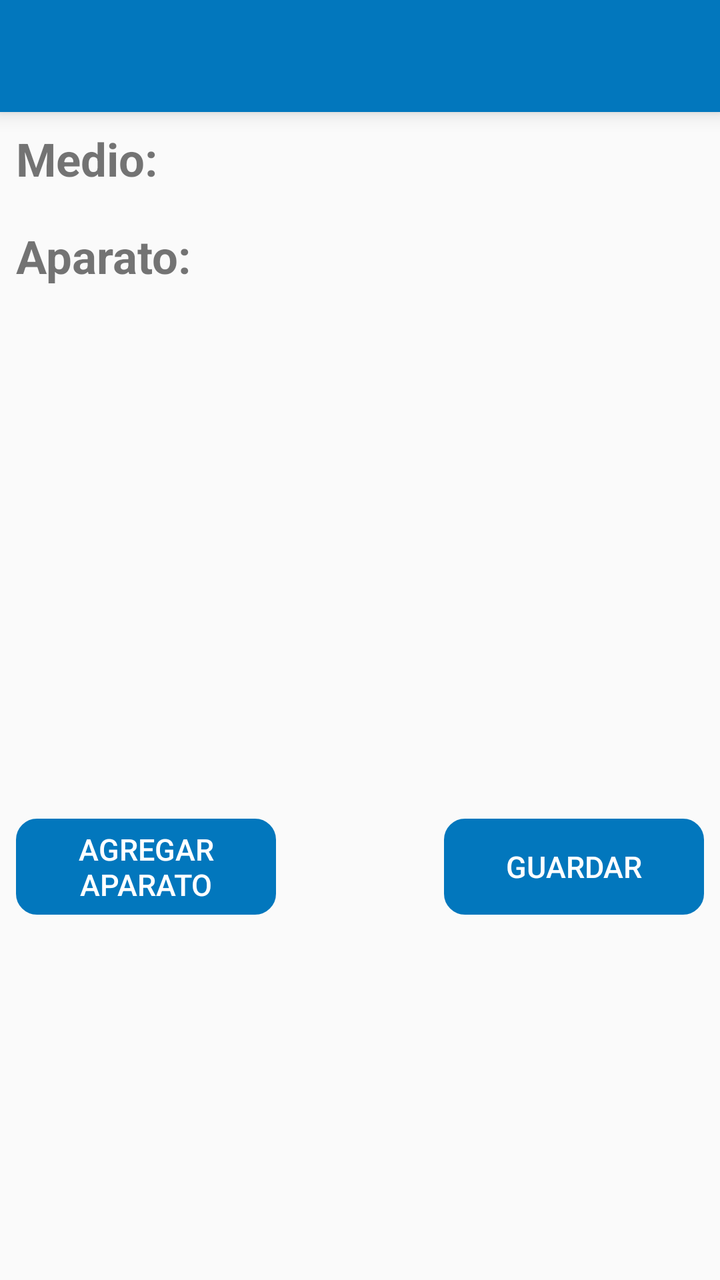
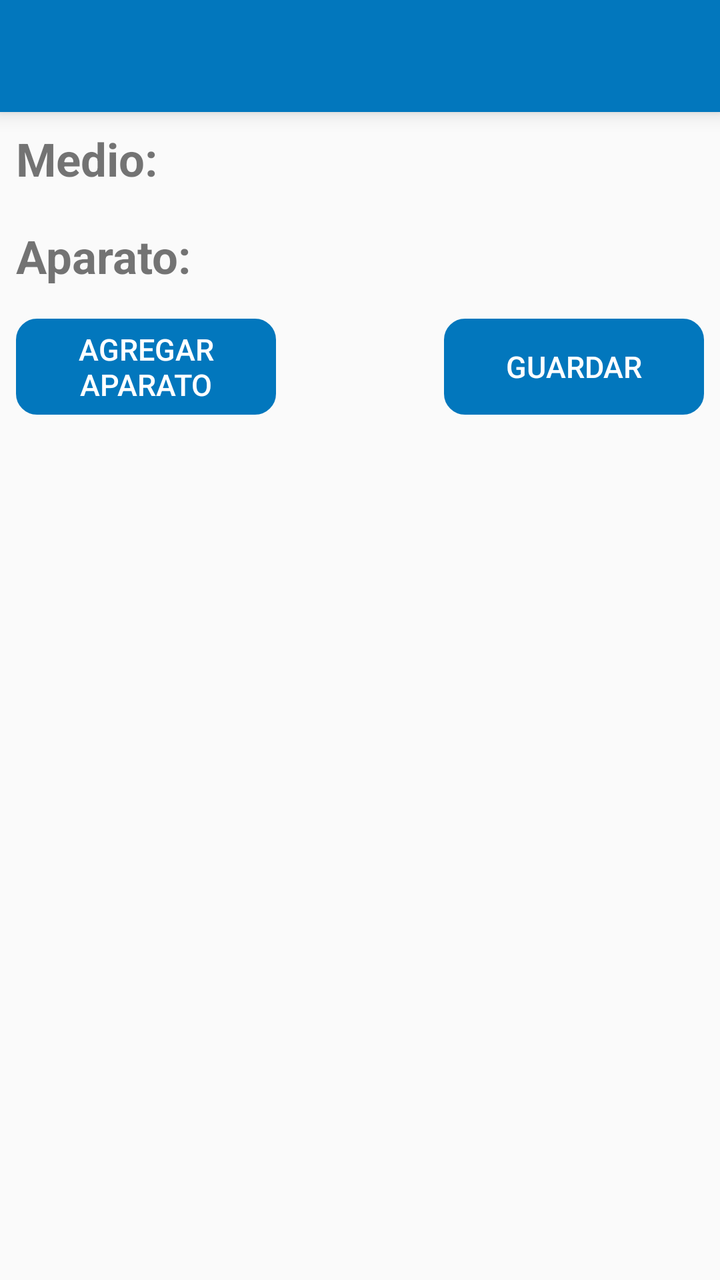

An Android layout rendered at two revisions. The XML below is the earlier revision; the diff shows what the commit changed to produce the second picture.
<!-- AndroidManifest.xml: application theme AppTheme -->
<!-- res/layout/activity_reporteasignacion.xml -->
<?xml version="1.0" encoding="utf-8"?>
<ScrollView xmlns:app="http://schemas.android.com/apk/res-auto"
    xmlns:tools="http://schemas.android.com/tools"
    android:layout_width="match_parent"
    android:layout_height="match_parent"
    xmlns:android="http://schemas.android.com/apk/res/android" >

    <android.support.constraint.ConstraintLayout
        android:layout_width="match_parent"
        android:layout_height="match_parent">
        <include
            android:id="@+id/include4"
            layout="@layout/toolbar"></include>

        <TextView
            android:id="@+id/textView4"
            android:layout_width="0dp"
            android:layout_height="wrap_content"
            android:layout_centerHorizontal="true"
            android:layout_marginStart="8dp"
            android:layout_marginTop="8dp"
            android:layout_marginEnd="8dp"
            android:text="@string/medio"
            android:textSize="@dimen/xl"
            android:textStyle="bold"
            app:layout_constraintEnd_toEndOf="parent"
            app:layout_constraintStart_toStartOf="parent"
            app:layout_constraintTop_toBottomOf="@+id/include4" />

        <Spinner
            android:id="@+id/spinnerMedioFinal"
            android:layout_width="0dp"
            android:layout_height="wrap_content"
            android:layout_alignParentTop="true"
            android:layout_marginStart="8dp"
            android:layout_marginTop="8dp"
            android:layout_marginEnd="8dp"
            android:layout_marginBottom="8dp"
            android:background="@drawable/disenio_spinner"
            app:layout_constraintBottom_toTopOf="@+id/textView35"
            app:layout_constraintEnd_toEndOf="parent"
            app:layout_constraintStart_toStartOf="parent"
            app:layout_constraintTop_toBottomOf="@+id/textView4" />

        <TextView
            android:id="@+id/textView35"
            android:layout_width="0dp"
            android:layout_height="wrap_content"
            android:layout_centerHorizontal="true"
            android:layout_marginStart="8dp"
            android:layout_marginTop="8dp"
            android:layout_marginEnd="8dp"
            android:text="@string/aparatoDos"
            android:textSize="@dimen/xl"
            android:textStyle="bold"
            app:layout_constraintEnd_toEndOf="parent"
            app:layout_constraintStart_toStartOf="parent"
            app:layout_constraintTop_toBottomOf="@+id/spinnerMedioFinal" />

        <ListView
            android:id="@+id/eliminarAparatosList"
            android:layout_width="match_parent"
            android:layout_height="250dp"
            android:layout_below="@+id/eliminarAparatos"
            android:layout_marginTop="8dp"
            android:layout_marginBottom="8dp"
            app:layout_constraintEnd_toEndOf="parent"
            app:layout_constraintStart_toStartOf="parent"
            app:layout_constraintTop_toBottomOf="@+id/textView35" />

        <Button
            android:id="@+id/agregarAparato"
            android:layout_width="130dp"
            android:layout_height="wrap_content"
            android:layout_marginStart="8dp"
            android:layout_marginTop="8dp"
            android:background="@drawable/boton"
            android:backgroundTint="@color/colorPrimary"
            android:text="@string/agregarnuevo"
            android:textColor="#fff"
            android:textSize="@dimen/mediano"
            app:layout_constraintStart_toStartOf="parent"
            app:layout_constraintTop_toBottomOf="@+id/eliminarAparatosList" />

        <Button
            android:id="@+id/guardarAparato"
            android:layout_width="130dp"
            android:layout_height="wrap_content"
            android:layout_marginTop="8dp"
            android:layout_marginEnd="8dp"
            android:background="@drawable/boton"
            android:backgroundTint="@color/colorPrimary"
            android:text="@string/guardar"
            android:enabled="false"
            android:textColor="#fff"
            android:textSize="@dimen/mediano"
            app:layout_constraintEnd_toEndOf="parent"
            app:layout_constraintTop_toBottomOf="@+id/eliminarAparatosList" />

    </android.support.constraint.ConstraintLayout>
</ScrollView>
<!-- res/layout/toolbar.xml (included above) -->
<?xml version="1.0" encoding="utf-8"?>
<android.support.v7.widget.Toolbar xmlns:android="http://schemas.android.com/apk/res/android"
    android:layout_width="match_parent"
    android:layout_height="?attr/actionBarSize"
    xmlns:app="http://schemas.android.com/apk/res-auto"
    android:background="@color/colorPrimary"
    android:elevation="6dp"
    android:theme="@style/ThemeOverlay.AppCompat.Dark.ActionBar"
    app:popupTheme="@style/ThemeOverlay.AppCompat.Light"/>
<!-- resources referenced by this layout -->
<resources>
  <color name="colorPrimary">#0277BD</color>
  <dimen name="mediano">15dp</dimen>
  <dimen name="xl">23dp</dimen>
  <!-- drawable boton (drawable) -->
  <?xml version="1.0" encoding="utf-8"?>
  <shape xmlns:android="http://schemas.android.com/apk/res/android" android:shape="rectangle">
    <stroke  android:width="1dp"/>
    <corners android:radius="10dp"/>
  
  
  </shape>
  <!-- drawable disenio_spinner (drawable) -->
  <?xml version="1.0" encoding="utf-8"?>
  <selector xmlns:android="http://schemas.android.com/apk/res/android">
      <item>
          <shape>
              <solid
                  android:color="@color/fondoBlanco">
              </solid>
  
              <corners android:radius="15dp" />
  
              <padding
                  android:bottom="1dp"
                  android:left="2dp"
                  android:right="10dp"
                  android:top="1dp" />
              <stroke
                  android:width="2dp"
                  android:color="@color/colorPrimary"/>
          </shape>
      </item>
  </selector>
  <string name="agregarnuevo">Agregar aparato</string>
  <string name="aparatoDos">Aparato:</string>
  <string name="guardar">Guardar</string>
  <string name="medio">Medio:</string>
  <style name="AppTheme" parent="Theme.AppCompat.Light.DarkActionBar">
          
          <item name="colorPrimary">@color/colorPrimary</item>
          <item name="colorPrimaryDark">@color/colorPrimaryDark</item>
          <item name="colorAccent">@color/colorAccent</item>
          <item name="android:colorForeground">@android:color/background_dark</item>
      </style>
  <color name="fondoBlanco">#fff</color>
  <color name="colorPrimaryDark">#004C8C</color>
  <color name="colorAccent">#0000FF</color>
</resources>

<!-- the commit's change to res/layout/activity_reporteasignacion.xml (unified diff, before → after) -->
@@ -57,10 +57,10 @@
             app:layout_constraintStart_toStartOf="parent"
             app:layout_constraintTop_toBottomOf="@+id/spinnerMedioFinal" />
 
-        <ListView
+        <android.support.v7.widget.RecyclerView
             android:id="@+id/eliminarAparatosList"
             android:layout_width="match_parent"
-            android:layout_height="250dp"
+            android:layout_height="wrap_content"
             android:layout_below="@+id/eliminarAparatos"
             android:layout_marginTop="8dp"
             android:layout_marginBottom="8dp"
